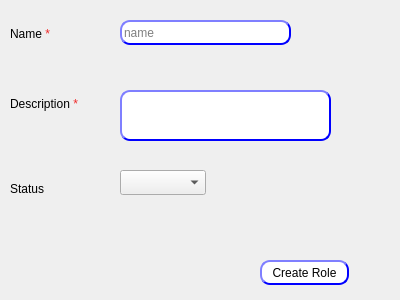
Before: the Qt Designer form presentation/authorization_ui/createRole.ui in Hossam01/HyperPOS2020Design, drawn with Qt 5.
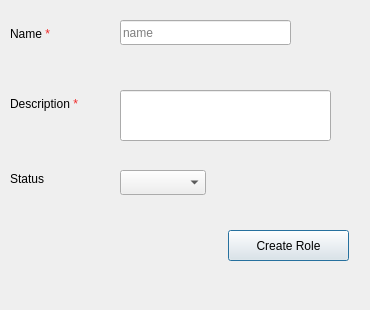
After: the same form once the commit is applied.

Diff of the .ui file:
```diff
--- a/presentation/authorization_ui/createRole.ui
+++ b/presentation/authorization_ui/createRole.ui
@@ -6,10 +6,22 @@
    <rect>
     <x>0</x>
     <y>0</y>
-    <width>400</width>
-    <height>300</height>
+    <width>370</width>
+    <height>310</height>
    </rect>
   </property>
+  <property name="minimumSize">
+   <size>
+    <width>370</width>
+    <height>310</height>
+   </size>
+  </property>
+  <property name="maximumSize">
+   <size>
+    <width>370</width>
+    <height>310</height>
+   </size>
+  </property>
   <property name="windowTitle">
    <string>Role</string>
   </property>
@@ -26,35 +38,16 @@
   <widget class="QPushButton" name="BTN_createRole">
    <property name="geometry">
     <rect>
-     <x>260</x>
-     <y>260</y>
-     <width>89</width>
-     <height>25</height>
+     <x>228</x>
+     <y>230</y>
+     <width>121</width>
+     <height>31</height>
     </rect>
    </property>
-   <property name="styleSheet">
-    <string notr="true">QPushButton{
-                                        background-color: white;
-                                        border-style: outset;
-                                        border-width: 2px;
-                                        border-radius: 10px;
-                                        border-color: blue;
-                                        min-width: 6em;
-                                        }
-                                        QPushButton:hover {
-                                        background: qradialgradient(
-                                        cx: 0.3, cy: -0.4, fx: 0.3, fy: -0.4,
-                                        radius: 1.35, stop: 0 #fff, stop: 1 #bbb
-                                        );
-                                        }
-                                        QPushButton:pressed {
-                                        border-style: inset;
-                                        background: qradialgradient(
-                                        cx: 0.4, cy: -0.1, fx: 0.4, fy: -0.1,
-                                        radius: 1.35, stop: 0 #fff, stop: 1 #ddd
-                                        );
-                                        }
-                                    </string>
+   <property name="font">
+    <font>
+     <pointsize>9</pointsize>
+    </font>
    </property>
    <property name="text">
     <string>Create Role</string>
@@ -69,30 +62,6 @@
      <height>25</height>
     </rect>
    </property>
-   <property name="styleSheet">
-    <string notr="true">QLineEdit{
-                                        background-color: white;
-                                        border-style: outset;
-                                        border-width: 2px;
-                                        border-radius: 10px;
-                                        border-color: blue;
-                                        min-width: 6em;
-                                        }
-                                        QLineEdit:hover {
-                                        background: qradialgradient(
-                                        cx: 0.3, cy: -0.4, fx: 0.3, fy: -0.4,
-                                        radius: 1.35, stop: 0 #fff, stop: 1 #bbb
-                                        );
-                                        }
-                                       QLineEdit:pressed {
-                                        border-style: inset;
-                                        background: qradialgradient(
-                                        cx: 0.4, cy: -0.1, fx: 0.4, fy: -0.1,
-                                        radius: 1.35, stop: 0 #fff, stop: 1 #ddd
-                                        );
-                                        }
-                                    </string>
-   </property>
    <property name="placeholderText">
     <string>name</string>
    </property>
@@ -127,7 +96,7 @@
    <property name="geometry">
     <rect>
      <x>10</x>
-     <y>180</y>
+     <y>170</y>
      <width>67</width>
      <height>17</height>
     </rect>
@@ -145,30 +114,6 @@
      <height>51</height>
     </rect>
    </property>
-   <property name="styleSheet">
-    <string notr="true">QLineEdit{
-                                        background-color: white;
-                                        border-style: outset;
-                                        border-width: 2px;
-                                        border-radius: 10px;
-                                        border-color: blue;
-                                        min-width: 6em;
-                                        }
-                                        QLineEdit:hover {
-                                        background: qradialgradient(
-                                        cx: 0.3, cy: -0.4, fx: 0.3, fy: -0.4,
-                                        radius: 1.35, stop: 0 #fff, stop: 1 #bbb
-                                        );
-                                        }
-                                       QLineEdit:pressed {
-                                        border-style: inset;
-                                        background: qradialgradient(
-                                        cx: 0.4, cy: -0.1, fx: 0.4, fy: -0.1,
-                                        radius: 1.35, stop: 0 #fff, stop: 1 #ddd
-                                        );
-                                        }
-                                    </string>
-   </property>
   </widget>
  </widget>
  <resources/>
```
